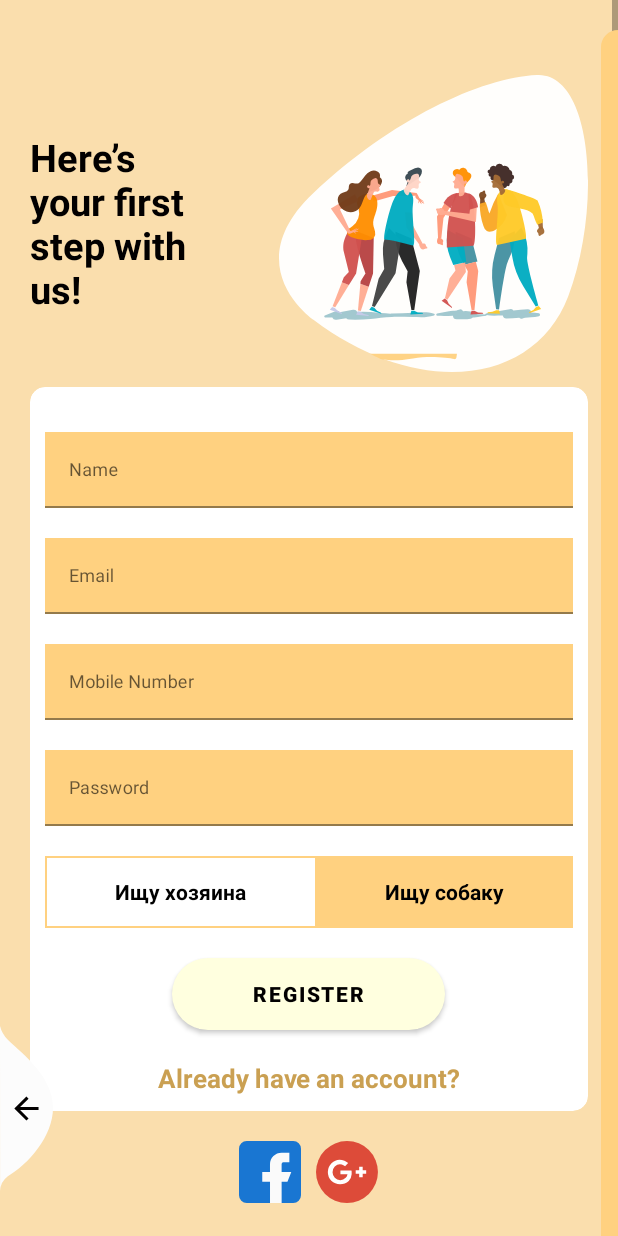
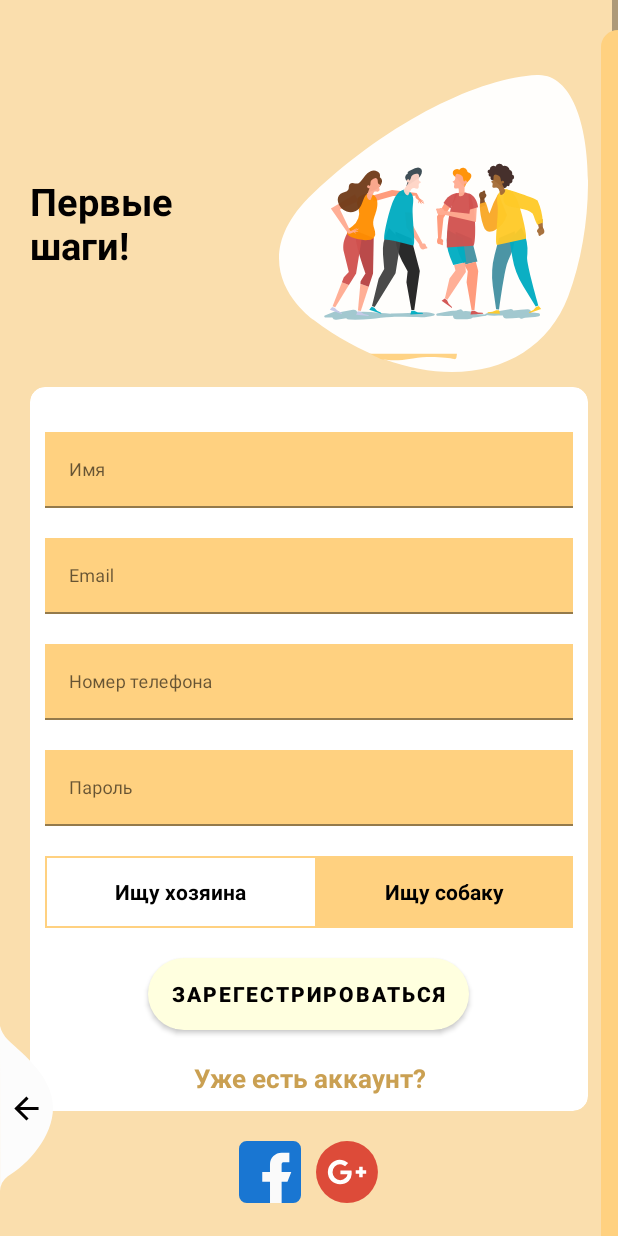
Before and after one commit to peltorator/psynder, an Android app: the RegistrationFragment screen opened through its navigation route, on a phone screen of 412 x 824 dp. Run offline under Robolectric (Android 15) with nearby library versions, the phone set to English and light mode, and no system bars; our stand-ins replace data binding; libraries missing offline, so code that uses them is left out: br.com.simplepass; plain views replace CircularProgressButton.

Commit message:
Translate texts

```diff
--- a/android/app/src/main/res/layout/fragment_registration.xml
+++ b/android/app/src/main/res/layout/fragment_registration.xml
@@ -30,7 +30,7 @@
                     style="@style/viewParent.headerText.NoMode"
                     android:layout_alignParentStart="true"
                     android:layout_centerVertical="true"
-                    android:text="Here’s\nyour first\nstep with \nus! "
+                    android:text="Первые \nшаги! "
                     android:textColor="@color/darkTextColor" />
 
                 <ImageView
@@ -62,7 +62,7 @@
                         <EditText
                             android:id="@+id/editTextName"
                             style="@style/editText"
-                            android:hint="Name"
+                            android:hint="Имя"
                             android:inputType="textPersonName"
                             android:maxLines="1" />
                     </com.google.android.material.textfield.TextInputLayout>
@@ -88,7 +88,7 @@
                         <EditText
                             android:id="@+id/editTextMobile"
                             style="@style/editText"
-                            android:hint="Mobile Number"
+                            android:hint="Номер телефона"
                             android:inputType="phone"
                             android:maxLines="1" />
                     </com.google.android.material.textfield.TextInputLayout>
@@ -149,7 +149,9 @@
                         style="@style/loginButton"
                         android:layout_gravity="center_horizontal"
                         android:layout_marginTop="@dimen/loginViewsMargin"
-                        android:text="Register"
+                        android:text="Зарегестрироваться"
+                        android:gravity="center"
+                        android:textAlignment="center"
                         app:initialCornerAngle="27dp"
                         app:spinning_bar_color="#FFF"
                         app:spinning_bar_padding="6dp"
@@ -158,7 +160,7 @@
                     <TextView
                         style="@style/parent"
                         android:layout_marginTop="@dimen/loginViewsMargin"
-                        android:text="Already have an account?"
+                        android:text="Уже есть аккаунт?"
                         android:textAlignment="center"
                         android:textColor="#caa052"
                         android:textSize="17sp"
--- a/android/app/src/main/res/values/strings.xml
+++ b/android/app/src/main/res/values/strings.xml
@@ -1,7 +1,7 @@
 <resources>
     <string name="app_name">Psynder</string>
     <string name="login_email_hint">Email</string>
-    <string name="login_password_hint">Password</string>
+    <string name="login_password_hint">Пароль</string>
     <string name="title_activity_login">LoginActivity</string>
     <!-- Strings used for fragments for navigation -->
     <string name="first_fragment_label">First Fragment</string>
```
Also changed, not shown: android/app/src/main/res/layout/fragment_login.xml (+4 -4 lines).
